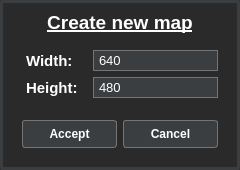
First picture: the form in source/ParkingSimulator/ParkingSimulator/CreateMap.ui, repository kowalikw/ParkingSimulator, before the edit.
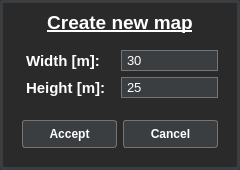
Second picture: the form after the edit. Icons and pictures are not drawn.

The edit to the form file:
```diff
--- a/source/ParkingSimulator/ParkingSimulator/CreateMap.ui
+++ b/source/ParkingSimulator/ParkingSimulator/CreateMap.ui
@@ -124,7 +124,7 @@
            <string notr="true">color: white; margin-right: 5px;</string>
           </property>
           <property name="text">
-           <string>Width:</string>
+           <string>Width [m]:</string>
           </property>
          </widget>
         </item>
@@ -138,11 +138,14 @@
           <property name="styleSheet">
            <string notr="true">color: white;</string>
           </property>
+          <property name="minimum">
+           <number>1</number>
+          </property>
           <property name="maximum">
            <number>9999</number>
           </property>
           <property name="value">
-           <number>640</number>
+           <number>30</number>
           </property>
          </widget>
         </item>
@@ -159,7 +162,7 @@
            <string notr="true">color: white; margin-right: 5px;</string>
           </property>
           <property name="text">
-           <string>Height:</string>
+           <string>Height [m]:</string>
           </property>
          </widget>
         </item>
@@ -173,11 +176,14 @@
           <property name="styleSheet">
            <string notr="true">color: white;</string>
           </property>
+          <property name="minimum">
+           <number>1</number>
+          </property>
           <property name="maximum">
            <number>9999</number>
           </property>
           <property name="value">
-           <number>480</number>
+           <number>25</number>
           </property>
          </widget>
         </item>
```
